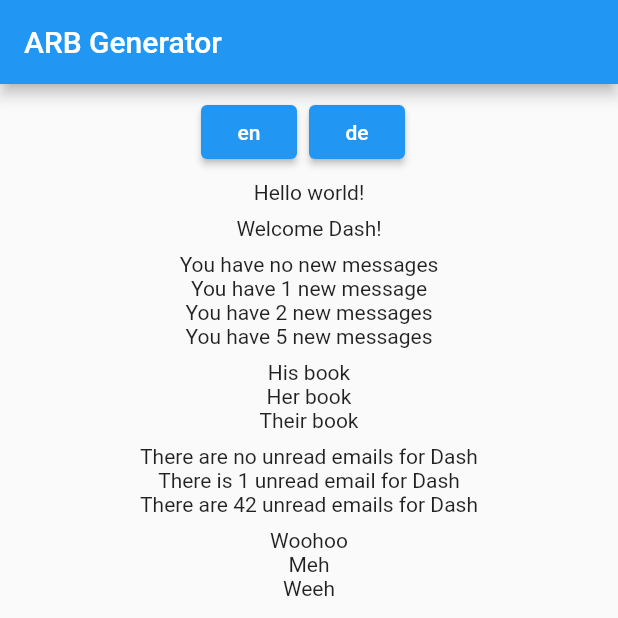
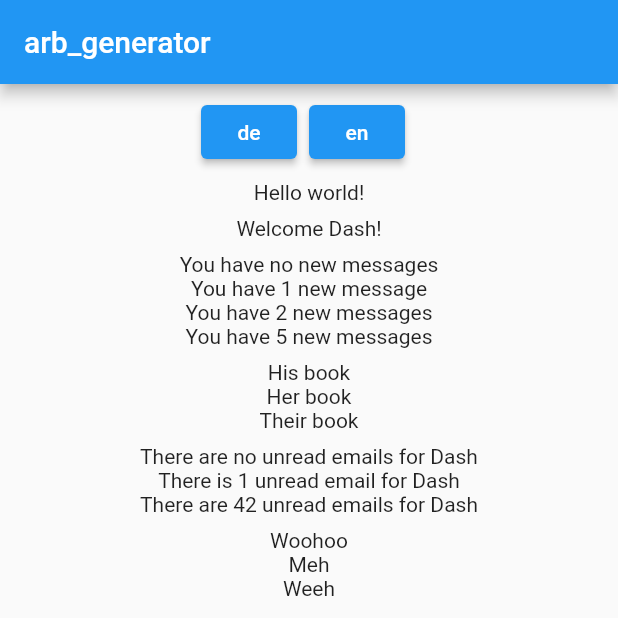
Before and after one commit to defuncart/arb_generator, a Flutter app: the screen it shows after launch, on a phone screen of 412 x 824 dp, the top half of it. Run offline on Flutter 3.47's test engine with Material 2 defaults, Android fonts, the light colour scheme and no system bars; missing offline and left inert: flappy_translator; generated files the repository leaves out were written again.

Commit message:
Feature/example use intl flutter gen over intl utils (#15)
Example: use intl flutter-gen over intl_utils.

```diff
--- a/example/analysis_options.yaml
+++ b/example/analysis_options.yaml
@@ -1,5 +1 @@
 include: package:flutter_lints/flutter.yaml
-
-analyzer:
-  exclude:
-    - lib/generated/*/*
--- a/example/lib/widgets/my_app.dart
+++ b/example/lib/widgets/my_app.dart
@@ -1,6 +1,6 @@
-import 'package:example/generated/l10n.dart';
 import 'package:flutter/material.dart';
 import 'package:flutter_localizations/flutter_localizations.dart';
+import 'package:flutter_gen/gen_l10n/app_localizations.dart';
 
 class MyApp extends StatefulWidget {
   const MyApp({super.key});
@@ -28,11 +28,11 @@ class _MyAppState extends State<MyApp> {
         GlobalWidgetsLocalizations.delegate,
         GlobalCupertinoLocalizations.delegate,
       ],
-      supportedLocales: AppLocalizations.delegate.supportedLocales,
+      supportedLocales: AppLocalizations.supportedLocales,
       locale: Locale(_locale),
       home: Scaffold(
         appBar: AppBar(
-          title: const Text('ARB Generator'),
+          title: const Text('arb_generator'),
         ),
         body: SingleChildScrollView(
           child: Column(
@@ -41,11 +41,9 @@ class _MyAppState extends State<MyApp> {
               Row(
                 mainAxisAlignment: MainAxisAlignment.center,
                 children: [
-                  for (final locale
-                      in AppLocalizations.delegate.supportedLocales) ...[
+                  for (final locale in AppLocalizations.supportedLocales) ...[
                     ElevatedButton(
-                      onPressed: () =>
-                          setState(() => _locale = locale.toString()),
+                      onPressed: () => setState(() => _locale = locale.toString()),
                       child: Text(locale.toString()),
                     ),
                     const SizedBox(width: 8),
@@ -72,26 +70,26 @@ class HomeScreen extends StatelessWidget {
     return Column(
       mainAxisAlignment: MainAxisAlignment.center,
       children: [
-        Text(AppLocalizations.of(context).myKey),
+        Text(AppLocalizations.of(context)!.myKey),
         const SizedBox(height: 8),
-        Text(AppLocalizations.of(context).welcome('Dash')),
+        Text(AppLocalizations.of(context)!.welcome('Dash')),
         const SizedBox(height: 8),
-        Text(AppLocalizations.of(context).numberMessages(0)),
-        Text(AppLocalizations.of(context).numberMessages(1)),
-        Text(AppLocalizations.of(context).numberMessages(2)),
-        Text(AppLocalizations.of(context).numberMessages(5)),
+        Text(AppLocalizations.of(context)!.numberMessages(0)),
+        Text(AppLocalizations.of(context)!.numberMessages(1)),
+        Text(AppLocalizations.of(context)!.numberMessages(2)),
+        Text(AppLocalizations.of(context)!.numberMessages(5)),
         const SizedBox(height: 8),
-        Text(AppLocalizations.of(context).whoseBook('male')),
-        Text(AppLocalizations.of(context).whoseBook('female')),
-        Text(AppLocalizations.of(context).whoseBook('other')),
+        Text(AppLocalizations.of(context)!.whoseBook('male')),
+        Text(AppLocalizations.of(context)!.whoseBook('female')),
+        Text(AppLocalizations.of(context)!.whoseBook('other')),
         const SizedBox(height: 8),
-        Text(AppLocalizations.of(context).unreadEmails(0, 'Dash')),
-        Text(AppLocalizations.of(context).unreadEmails(1, 'Dash')),
-        Text(AppLocalizations.of(context).unreadEmails(42, 'Dash')),
+        Text(AppLocalizations.of(context)!.unreadEmails(0, 'Dash')),
+        Text(AppLocalizations.of(context)!.unreadEmails(1, 'Dash')),
+        Text(AppLocalizations.of(context)!.unreadEmails(42, 'Dash')),
         const SizedBox(height: 8),
-        Text(AppLocalizations.of(context).weatherReaction('sunny')),
-        Text(AppLocalizations.of(context).weatherReaction('cloudy')),
-        Text(AppLocalizations.of(context).weatherReaction('rainy')),
+        Text(AppLocalizations.of(context)!.weatherReaction('sunny')),
+        Text(AppLocalizations.of(context)!.weatherReaction('cloudy')),
+        Text(AppLocalizations.of(context)!.weatherReaction('rainy')),
       ],
     );
   }
```
Also changed, not shown: example/pubspec.yaml (+5 -13 lines), example/lib/generated/intl/messages_all.dart (deleted), example/lib/generated/intl/messages_de.dart (deleted), example/lib/generated/intl/messages_en.dart (deleted), example/lib/generated/l10n.dart (deleted), example/lib/l10n/app_de.arb (renamed from example/lib/l10n/intl_de.arb), example/lib/l10n/app_en.arb (renamed from example/lib/l10n/intl_en.arb), example/pubspec.lock (added), 28 other files.
